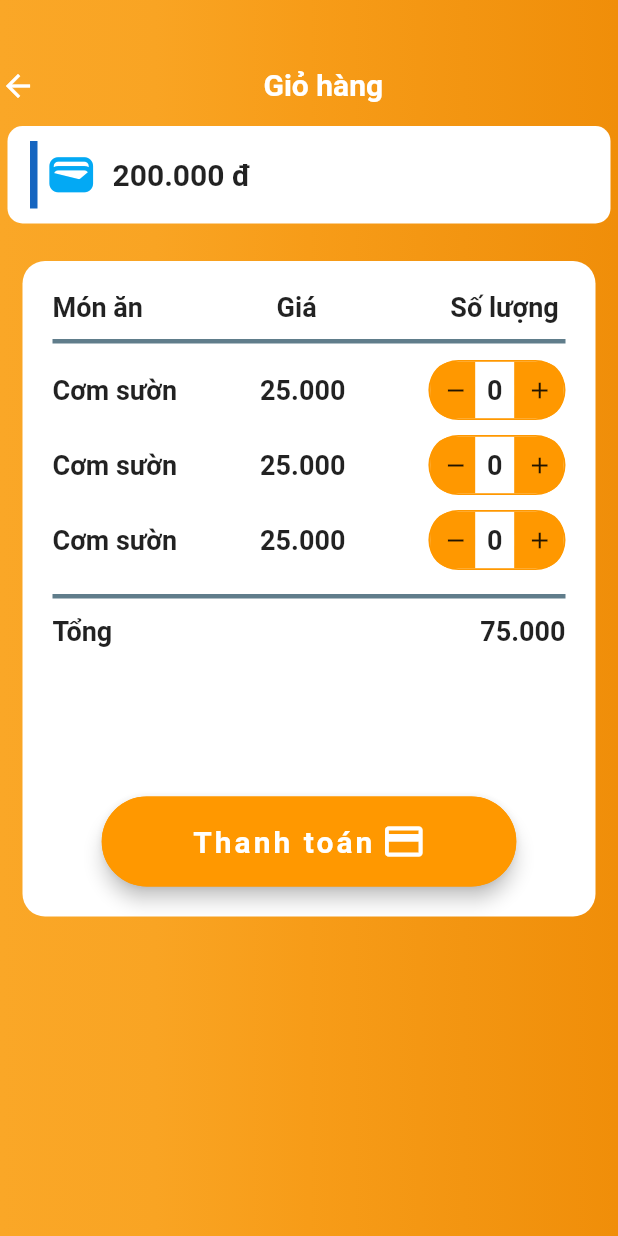
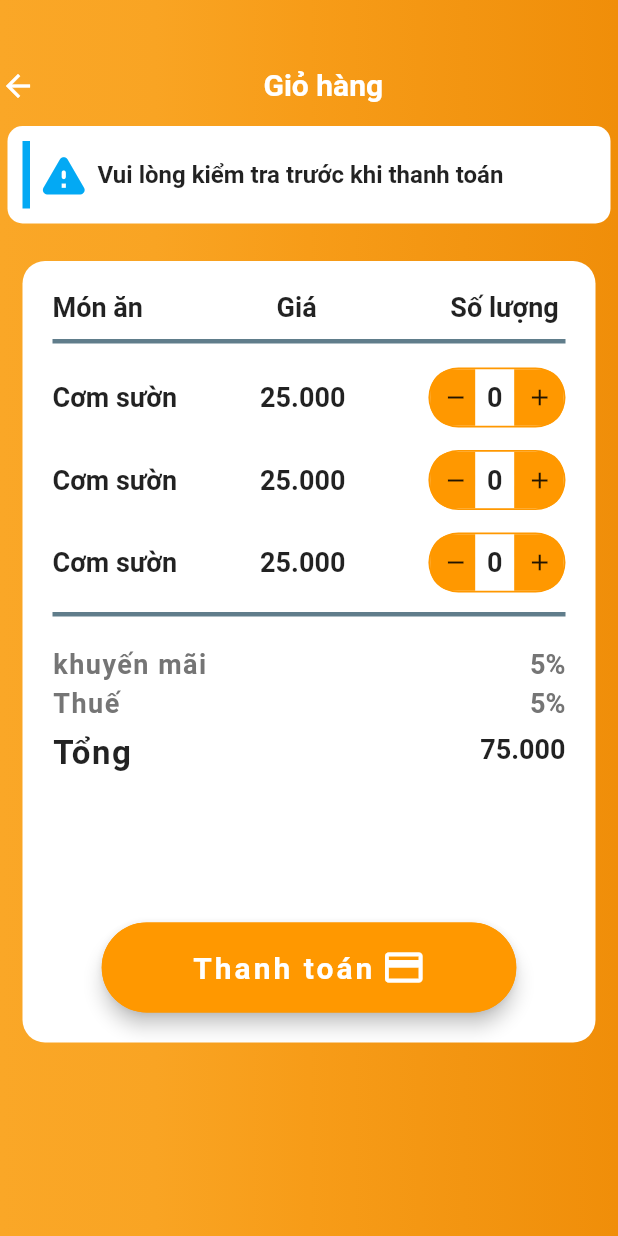
Before and after one commit to phat240301/SmartCanteen, a Flutter app: the CartScreen screen opened directly, on a phone screen of 412 x 824 dp. Run offline on Flutter 3.47's test engine with Material 2 defaults, Android fonts, the light colour scheme and no system bars; our stand-ins replace carousel_slider, custom_navigation_bar, smooth_page_indicator; Roboto replaces fonts that are missing (RobotoMno, RobotoMono).

Commit message:
update details screen

```diff
--- a/lib/UI/CartScreen.dart
+++ b/lib/UI/CartScreen.dart
@@ -10,6 +10,7 @@ class CartScreen extends StatefulWidget {
 
 
 class _CartScreenState extends State<CartScreen> {
+  String? payment;
   @override
   Widget build(BuildContext context) {
     // TODO: implement build
@@ -63,17 +64,22 @@ class _CartScreenState extends State<CartScreen> {
                 mainAxisAlignment: MainAxisAlignment.start,
                 crossAxisAlignment: CrossAxisAlignment.center,
                 children: [
-                  SizedBox(width: 10,),
+                  SizedBox(width: 5,),
                   VerticalDivider(
-                    color: Color(0xFF1565C0), //color of divider
+                    color: Colors.lightBlue, //color of divider
                     width: 15, //width space of divider
                     thickness: 5, //thickness of divier line
                     indent: 10, //Spacing at the top of divider.
                     endIndent: 10, //Spacing at the bottom of divider.
                   ),
-                  Icon(Icons.wallet,color: Colors.lightBlue,size: 35),
-                  SizedBox(width: 10,),
-                  Text("200.000 đ",style: TextStyle(fontSize: 20,fontWeight: FontWeight.bold,fontFamily: 'RobotoMono')),
+                  Icon(Icons.warning_rounded,color: Colors.lightBlue,size: 35),
+                  SizedBox(width: 5,),
+                  Text("Vui lòng kiểm tra trước khi thanh toán",
+                      style: TextStyle(
+                          fontSize: 16,
+                          fontWeight: FontWeight.bold,
+                          fontFamily: 'RobotoMono',
+                      ),textAlign: TextAlign.center),
                 ],
               ),
             ),
@@ -107,128 +113,7 @@ class _CartScreenState extends State<CartScreen> {
                     indent: 0, //spacing at the start of divider
                     endIndent: 0, //spacing at the end of divider
                   ),
-
-                  SizedBox(height: 10,),
-                  Row(
-                    mainAxisAlignment: MainAxisAlignment.spaceBetween,
-                    crossAxisAlignment: CrossAxisAlignment.center,
-                    children: [
-                      Text("Cơm sườn",style: TextStyle(fontSize: 18,fontWeight: FontWeight.bold)),
-                      Text("25.000",style: TextStyle(fontSize: 18,fontWeight: FontWeight.bold)),
-                      Container(
-                          height: 40,
-                          decoration: BoxDecoration(
-                            borderRadius: BorderRadius.circular(25),
-                            border: Border.all(
-                                width: 1.2,
-                                color: Colors.orange
-                            ),
-                          ),
-                          child: Row(
-                            mainAxisAlignment: MainAxisAlignment.spaceAround,
-                            children: [
-                              Container(
-                                  width: 30,
-                                  padding: EdgeInsets.only(right: 5),
-                                  decoration: BoxDecoration(
-                                    borderRadius: BorderRadius.only(topLeft: Radius.circular(15),bottomLeft: Radius.circular(15)),
-                                    color: Colors.orange,
-                                  ),
-                                  child: Align(
-                                    alignment: Alignment.centerLeft,
-                                    child: IconButton(
-                                        iconSize: 18,
-                                        onPressed: () {
-                                        }, icon: Icon(Icons.remove)),
-                                  )
-                              ),
-                              Container(
-                                width: 26,
-                                child: Text("0",style: TextStyle(fontSize: 18,fontWeight: FontWeight.bold),
-                                  textAlign: TextAlign.center,),
-                              ),
-                              Container(
-                                width: 33,
-                                padding: EdgeInsets.only(right: 5),
-                                decoration: BoxDecoration(
-                                  borderRadius: BorderRadius.only(topRight: Radius.circular(15),bottomRight: Radius.circular(15)),
-                                  color: Colors.orange,
-                                ),
-                                child: Align(
-                                  alignment: Alignment.centerLeft,
-                                  child: IconButton(
-                                      iconSize: 18,
-                                      onPressed: () {
-
-                                      }, icon: Icon(Icons.add)),
-                                ),
-                              ),
-                            ],
-                          )
-                      ),
-                    ],
-                  ),
-                  SizedBox(height: 10,),
-                  Row(
-                    mainAxisAlignment: MainAxisAlignment.spaceBetween,
-                    crossAxisAlignment: CrossAxisAlignment.center,
-                    children: [
-                      Text("Cơm sườn",style: TextStyle(fontSize: 18,fontWeight: FontWeight.bold)),
-                      Text("25.000",style: TextStyle(fontSize: 18,fontWeight: FontWeight.bold)),
-                      Container(
-                          height: 40,
-                          decoration: BoxDecoration(
-                            borderRadius: BorderRadius.circular(25),
-                            border: Border.all(
-                                width: 1.2,
-                                color: Colors.orange
-                            ),
-                          ),
-                          child: Row(
-                            mainAxisAlignment: MainAxisAlignment.spaceAround,
-                            children: [
-                              Container(
-                                  width: 30,
-                                  padding: EdgeInsets.only(right: 5),
-                                  decoration: BoxDecoration(
-                                    borderRadius: BorderRadius.only(topLeft: Radius.circular(15),bottomLeft: Radius.circular(15)),
-                                    color: Colors.orange,
-                                  ),
-                                  child: Align(
-                                    alignment: Alignment.centerLeft,
-                                    child: IconButton(
-                                        iconSize: 18,
-                                        onPressed: () {
-                                        }, icon: Icon(Icons.remove)),
-                                  )
-                              ),
-                              Container(
-                                width: 26,
-                                child: Text("0",style: TextStyle(fontSize: 18,fontWeight: FontWeight.bold),
-                                  textAlign: TextAlign.center,),
-                              ),
-                              Container(
-                                width: 33,
-                                padding: EdgeInsets.only(right: 5),
-                                decoration: BoxDecoration(
-                                  borderRadius: BorderRadius.only(topRight: Radius.circular(15),bottomRight: Radius.circular(15)),
-                                  color: Colors.orange,
-                                ),
-                                child: Align(
-                                  alignment: Alignment.centerLeft,
-                                  child: IconButton(
-                                      iconSize: 18,
-                                      onPressed: () {
-
-                                      }, icon: Icon(Icons.add)),
-                                ),
-                              ),
-                            ],
-                          )
-                      ),
-                    ],
-                  ),
-                  SizedBox(height: 10,),
+                  SizedBox(height: 15,),
                   Row(
                     mainAxisAlignment: MainAxisAlignment.spaceBetween,
                     crossAxisAlignment: CrossAxisAlignment.center,
@@ -289,6 +174,126 @@ class _CartScreenState extends State<CartScreen> {
                     ],
                   ),
                   SizedBox(height: 15,),
+                  Row(
+                    mainAxisAlignment: MainAxisAlignment.spaceBetween,
+                    crossAxisAlignment: CrossAxisAlignment.center,
+                    children: [
+                      Text("Cơm sườn",style: TextStyle(fontSize: 18,fontWeight: FontWeight.bold)),
+                      Text("25.000",style: TextStyle(fontSize: 18,fontWeight: FontWeight.bold)),
+                      Container(
+                          height: 40,
+                          decoration: BoxDecoration(
+                            borderRadius: BorderRadius.circular(25),
+                            border: Border.all(
+                                width: 1.2,
+                                color: Colors.orange
+                            ),
+                          ),
+                          child: Row(
+                            mainAxisAlignment: MainAxisAlignment.spaceAround,
+                            children: [
+                              Container(
+                                  width: 30,
+                                  padding: EdgeInsets.only(right: 5),
+                                  decoration: BoxDecoration(
+                                    borderRadius: BorderRadius.only(topLeft: Radius.circular(15),bottomLeft: Radius.circular(15)),
+                                    color: Colors.orange,
+                                  ),
+                                  child: Align(
+                                    alignment: Alignment.centerLeft,
+                                    child: IconButton(
+                                        iconSize: 18,
+                                        onPressed: () {
+                                        }, icon: Icon(Icons.remove)),
+                                  )
+                              ),
+                              Container(
+                                width: 26,
+                                child: Text("0",style: TextStyle(fontSize: 18,fontWeight: FontWeight.bold),
+                                  textAlign: TextAlign.center,),
+                              ),
+                              Container(
+                                width: 33,
+                                padding: EdgeInsets.only(right: 5),
+                                decoration: BoxDecoration(
+                                  borderRadius: BorderRadius.only(topRight: Radius.circular(15),bottomRight: Radius.circular(15)),
+                                  color: Colors.orange,
+                                ),
+                                child: Align(
+                                  alignment: Alignment.centerLeft,
+                                  child: IconButton(
+                                      iconSize: 18,
+                                      onPressed: () {
+
+                                      }, icon: Icon(Icons.add)),
+                                ),
+                              ),
+                            ],
+                          )
+                      ),
+                    ],
+                  ),
+                  SizedBox(height: 15,),
+                  Row(
+                    mainAxisAlignment: MainAxisAlignment.spaceBetween,
+                    crossAxisAlignment: CrossAxisAlignment.center,
+                    children: [
+                      Text("Cơm sườn",style: TextStyle(fontSize: 18,fontWeight: FontWeight.bold)),
+                      Text("25.000",style: TextStyle(fontSize: 18,fontWeight: FontWeight.bold)),
+                      Container(
+                          height: 40,
+                          decoration: BoxDecoration(
+                            borderRadius: BorderRadius.circular(25),
+                            border: Border.all(
+                                width: 1.2,
+                                color: Colors.orange
+                            ),
+                          ),
+                          child: Row(
+                            mainAxisAlignment: MainAxisAlignment.spaceAround,
+                            children: [
+                              Container(
+                                  width: 30,
+                                  padding: EdgeInsets.only(right: 5),
+                                  decoration: BoxDecoration(
+                                    borderRadius: BorderRadius.only(topLeft: Radius.circular(15),bottomLeft: Radius.circular(15)),
+                                    color: Colors.orange,
+                                  ),
+                                  child: Align(
+                                    alignment: Alignment.centerLeft,
+                                    child: IconButton(
+                                        iconSize: 18,
+                                        onPressed: () {
+                                        }, icon: Icon(Icons.remove)),
+                                  )
+                              ),
+                              Container(
+                                width: 26,
+                                child: Text("0",style: TextStyle(fontSize: 18,fontWeight: FontWeight.bold),
+                                  textAlign: TextAlign.center,),
+                              ),
+                              Container(
+                                width: 33,
+                                padding: EdgeInsets.only(right: 5),
+                                decoration: BoxDecoration(
+                                  borderRadius: BorderRadius.only(topRight: Radius.circular(15),bottomRight: Radius.circular(15)),
+                                  color: Colors.orange,
+                                ),
+                                child: Align(
+                                  alignment: Alignment.centerLeft,
+                                  child: IconButton(
+                                      iconSize: 18,
+                                      onPressed: () {
+
+                                      }, icon: Icon(Icons.add)),
+                                ),
+                              ),
+                            ],
+                          )
+                      ),
+                    ],
+                  ),
+                  SizedBox(height: 12,),
                   Divider(
                     color: Colors.blueGrey, //color of divider
                     height: 5, //height spacing of divider
@@ -296,12 +301,30 @@ class _CartScreenState extends State<CartScreen> {
                     indent: 0, //spacing at the start of divider
                     endIndent: 0, //spacing at the end of divider
                   ),
+                  SizedBox(height: 20,),
+                  Row(
+                    mainAxisAlignment: MainAxisAlignment.spaceBetween,
+                    crossAxisAlignment: CrossAxisAlignment.start,
+                    children: [
+                      Text("khuyến mãi",style: TextStyle(color: Colors.grey.shade600,fontSize: 18,fontWeight: FontWeight.bold,letterSpacing: 1.0)),
+                      Text("5%",style: TextStyle(color: Colors.grey.shade600,fontSize: 18,fontWeight: FontWeight.bold)),
+                    ],
+                  ),
+                  SizedBox(height: 5,),
+                  Row(
+                    mainAxisAlignment: MainAxisAlignment.spaceBetween,
+                    crossAxisAlignment: CrossAxisAlignment.start,
+                    children: [
+                      Text("Thuế",style: TextStyle(color: Colors.grey.shade600,fontSize: 18,fontWeight: FontWeight.bold,letterSpacing: 1.0)),
+                      Text("5%",style: TextStyle(color: Colors.grey.shade600,fontSize: 18,fontWeight: FontWeight.bold)),
+                    ],
+                  ),
                   SizedBox(height: 10,),
                   Row(
                     mainAxisAlignment: MainAxisAlignment.spaceBetween,
                     crossAxisAlignment: CrossAxisAlignment.start,
                     children: [
-                      Text("Tổng",style: TextStyle(fontSize: 18,fontWeight: FontWeight.bold)),
+                      Text("Tổng",style: TextStyle(fontSize: 22,fontWeight: FontWeight.bold,letterSpacing: 1.0)),
                       Text("75.000",style: TextStyle(fontSize: 18,fontWeight: FontWeight.bold)),
                     ],
                   ),
@@ -310,6 +333,83 @@ class _CartScreenState extends State<CartScreen> {
                     alignment: Alignment.center,
                     child: ElevatedButton(
                       onPressed: () {
+                        showDialog(context: context, builder: (BuildContext context){
+                          return Dialog(
+                            elevation: 0,
+                            backgroundColor: Colors.white,
+                            shape: RoundedRectangleBorder(
+                                borderRadius: BorderRadius.circular(30.0)),
+                            child: Container(
+                              height: 250,
+                              width: MediaQuery.of(context).size.width-80,
+                              child: Column(
+                                mainAxisAlignment: MainAxisAlignment.start,
+                                children: [
+                                  SizedBox(height: 10),
+                                  Text(
+                                    "Chọn phương thức thanh toán",
+                                    style: TextStyle(fontSize: 20,fontWeight: FontWeight.w500),
+                                  ),
+                                  SizedBox(height: 5),
+                                  Divider(
+                                    color: Colors.grey,
+                                    thickness: 2,
+                                  ),
+                                  RadioListTile(
+                                    title: Row(
+                                      children: [
+                                        Image.asset('images/momo_logo.png',height: 50,width: 50,fit: BoxFit.cover,),
+                                        Text("momo"),
+                                      ],
+                                    ),
+                                    value: "momo",
+                                    groupValue: "momo",
+                                    onChanged: (value){
+                                      setState(() {
+                                        payment = value.toString();
+                                      });
+                                    },
+                                  ),
+                                  RadioListTile(
+                                    title: Text("Thanh toán tại quầy"),
+                                    value: "stay",
+                                    groupValue: "stay",
+                                    onChanged: (value){
+                                      setState(() {
+                                        payment = value.toString();
+                                      });
+                                    },
+                                  ),
+                                  SizedBox(height: 20),
+                                  ElevatedButton(
+                                    onPressed: () {
+                                      ScaffoldMessenger.of(context).showSnackBar(SnackBar(
+                                        content: Text(payment.toString()),
+                                      ));
+                                    },
+                                    style: ButtonStyle(
+                                        elevation: MaterialStateProperty.all(5),
+                                        padding: MaterialStateProperty.all(EdgeInsets.symmetric(horizontal: 90,vertical: 15)),
+                                        shape: MaterialStateProperty.all(RoundedRectangleBorder(
+                                          borderRadius: BorderRadius.circular(25),
+                                          side: BorderSide(
+                                              width: 2,
+                                              color: Colors.blue
+                                          ),
+                                        ))
+                                    ),
+                                    child: Text("Xác nhận",
+                                        style: TextStyle(fontWeight: FontWeight.bold,
+                                          fontSize: 20,
+                                          fontFamily: 'RobotoMono',
+                                          letterSpacing: 2.0,
+                                        ))
+                                  ),
+                                ],
+                              ),
+                            ),
+                          );
+                        });
                       },
                       style: ButtonStyle(
                           backgroundColor: MaterialStateProperty.all(Colors.orange),
--- a/lib/main.dart
+++ b/lib/main.dart
@@ -22,7 +22,7 @@ class MyApp extends StatelessWidget {
   @override
   Widget build(BuildContext context) {
     return MaterialApp(
-      home: DetailFoodScreen(),
+      home: ProfileScreen(),
     );
   }
 }
```
Also changed, not shown: images/momo_logo.png (added).
